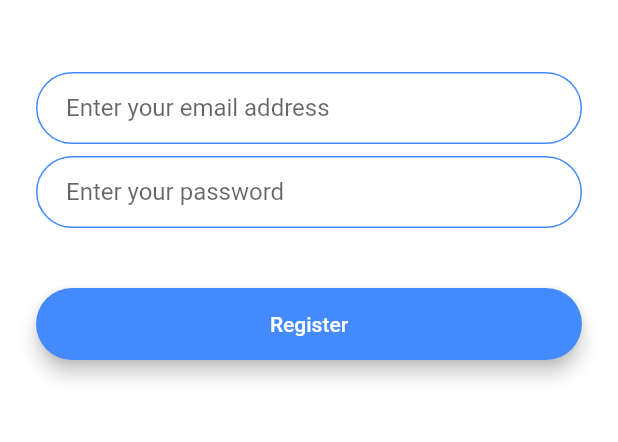
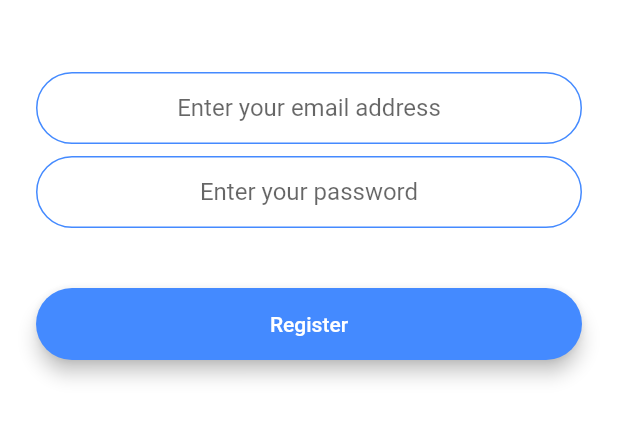
Before and after one commit to stephengsaputra/FlashChatFlutter, a Flutter app: the RegistrationScreen screen opened by its route, after a tap on "Register", on a phone screen of 412 x 824 dp, the part 576-1018 px from its top. Run offline on Flutter 3.47's test engine with Material 2 defaults, Android fonts, the phone set to English and light mode, and no system bars; our stand-ins replace animated_text_kit, firebase_auth, firebase_core; accounts and stored records are empty.

Commit message:
Incorporating FirebaseAuth to registration_screen.dart

```diff
--- a/lib/components/rounded_tf.dart
+++ b/lib/components/rounded_tf.dart
@@ -2,17 +2,24 @@ import 'package:flash_chat/constants.dart';
 import 'package:flutter/material.dart';
 
 class RoundedTF extends StatelessWidget {
-
   final String hintText;
   final Function(String) onChanged;
+  final bool isObscureText;
+  final TextInputType keyboardType;
 
-  RoundedTF({required this.hintText, required this.onChanged});
+  RoundedTF(
+      {required this.hintText,
+      required this.onChanged,
+      required this.isObscureText,
+      required this.keyboardType});
 
   @override
   Widget build(BuildContext context) {
     return TextField(
-      onChanged: onChanged,
-      decoration: kTextFieldDecoration.copyWith(hintText: hintText)
-    );
+        textAlign: TextAlign.center,
+        obscureText: isObscureText,
+        onChanged: onChanged,
+        keyboardType: keyboardType,
+        decoration: kTextFieldDecoration.copyWith(hintText: hintText));
   }
 }
--- a/lib/constants.dart
+++ b/lib/constants.dart
@@ -19,8 +19,7 @@ const kMessageContainerDecoration = BoxDecoration(
 );
 
 const kTextFieldDecoration = InputDecoration(
-  contentPadding:
-  EdgeInsets.symmetric(vertical: 10.0, horizontal: 20.0),
+  contentPadding: EdgeInsets.symmetric(vertical: 10.0, horizontal: 20.0),
   border: OutlineInputBorder(
     borderRadius: BorderRadius.all(Radius.circular(32.0)),
   ),
--- a/lib/screens/registration_screen.dart
+++ b/lib/screens/registration_screen.dart
@@ -1,6 +1,8 @@
+import 'package:flash_chat/screens/chat_screen.dart';
 import 'package:flutter/material.dart';
 import 'package:flash_chat/components/rounded_button.dart';
 import 'package:flash_chat/components/rounded_tf.dart';
+import 'package:firebase_auth/firebase_auth.dart';
 
 class RegistrationScreen extends StatefulWidget {
   static const String id = 'registrationScreen';
@@ -10,12 +12,17 @@ class RegistrationScreen extends StatefulWidget {
 }
 
 class _RegistrationScreenState extends State<RegistrationScreen> {
+  final auth = FirebaseAuth.instance;
+
+  late String email;
+  late String password;
+
   @override
   Widget build(BuildContext context) {
     return Scaffold(
       backgroundColor: Colors.white,
       body: Padding(
-        padding: EdgeInsets.symmetric(horizontal: 24.0),
+        padding: const EdgeInsets.symmetric(horizontal: 24.0),
         child: Column(
           mainAxisAlignment: MainAxisAlignment.center,
           crossAxisAlignment: CrossAxisAlignment.stretch,
@@ -27,32 +34,42 @@ class _RegistrationScreenState extends State<RegistrationScreen> {
                 child: Image.asset('images/logo.png'),
               ),
             ),
-            SizedBox(
+            const SizedBox(
               height: 48.0,
             ),
             RoundedTF(
                 hintText: 'Enter your email address',
                 onChanged: (value) {
-                  //Do something with the user input.
+                  email = value;
                 },
-            ),
-            SizedBox(
+                isObscureText: false,
+                keyboardType: TextInputType.emailAddress),
+            const SizedBox(
               height: 8.0,
             ),
             RoundedTF(
-              hintText: 'Enter your password',
-              onChanged: (value) {
-                //Do something with the user input.
-              },
-            ),
-            SizedBox(
+                hintText: 'Enter your password',
+                onChanged: (value) {
+                  password = value;
+                },
+                isObscureText: true,
+                keyboardType: TextInputType.text),
+            const SizedBox(
               height: 24.0,
             ),
             RoundedButton(
               buttonText: 'Register',
               buttonColor: Colors.blueAccent,
-              onPressed: () {
-                //Implement registration functionality.
+              onPressed: () async {
+                try {
+                  final newUser = await auth.createUserWithEmailAndPassword(
+                      email: email, password: password);
+                  if (newUser != null) {
+                    Navigator.pushNamed(context, ChatScreen.id);
+                  }
+                } catch (error) {
+                  print(error);
+                }
               },
             )
           ],
```
Also changed, not shown: lib/components/rounded_button.dart (+6 -4 lines), lib/main.dart (+6 -1 lines), lib/screens/chat_screen.dart (+25 -3 lines), lib/screens/login_screen.dart (+5 -4 lines), lib/screens/welcome_screen.dart (+9 -18 lines), 2 other files.
